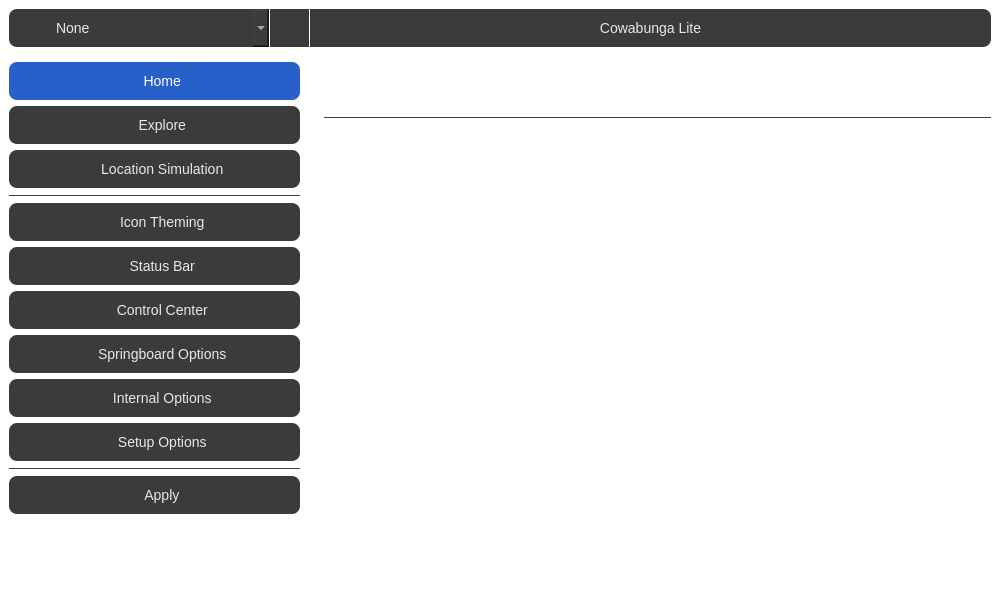
Qt form mainwindow.ui (leminlimez/CowabungaLitePy) before a commit.
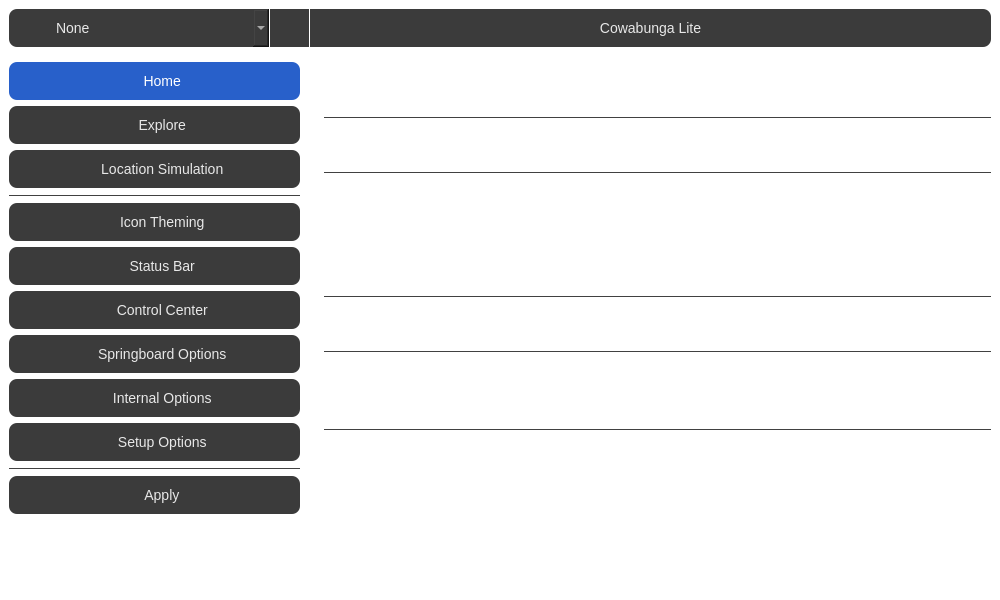
The same form after that commit. The open tabs and pages were chosen to show the change. Icons and pictures are not drawn.

```diff
--- a/mainwindow.ui
+++ b/mainwindow.ui
@@ -3954,6 +3954,24 @@
                    </property>
                   </widget>
                  </item>
+                 <item>
+                  <widget class="Line" name="div">
+                   <property name="enabled">
+                    <bool>false</bool>
+                   </property>
+                   <property name="styleSheet">
+                    <string notr="true">QFrame {
+	color: #414141;
+}</string>
+                   </property>
+                   <property name="frameShadow">
+                    <enum>QFrame::Plain</enum>
+                   </property>
+                   <property name="orientation">
+                    <enum>Qt::Horizontal</enum>
+                   </property>
+                  </widget>
+                 </item>
                  <item>
                   <widget class="QCheckBox" name="metalHUDChk">
                    <property name="text">
@@ -3989,6 +4007,21 @@
                    </property>
                   </widget>
                  </item>
+                 <item>
+                  <widget class="Line" name="line_17">
+                   <property name="styleSheet">
+                    <string notr="true">QFrame {
+	color: #414141;
+}</string>
+                   </property>
+                   <property name="frameShadow">
+                    <enum>QFrame::Plain</enum>
+                   </property>
+                   <property name="orientation">
+                    <enum>Qt::Horizontal</enum>
+                   </property>
+                  </widget>
+                 </item>
                  <item>
                   <widget class="QCheckBox" name="appStoreChk">
                    <property name="text">
@@ -4003,6 +4036,21 @@
                    </property>
                   </widget>
                  </item>
+                 <item>
+                  <widget class="Line" name="line_18">
+                   <property name="styleSheet">
+                    <string notr="true">QFrame {
+	color: #414141;
+}</string>
+                   </property>
+                   <property name="frameShadow">
+                    <enum>QFrame::Plain</enum>
+                   </property>
+                   <property name="orientation">
+                    <enum>Qt::Horizontal</enum>
+                   </property>
+                  </widget>
+                 </item>
                  <item>
                   <widget class="QCheckBox" name="showTouchesChk">
                    <property name="text">
@@ -4024,6 +4072,21 @@
                    </property>
                   </widget>
                  </item>
+                 <item>
+                  <widget class="Line" name="line_19">
+                   <property name="styleSheet">
+                    <string notr="true">QFrame {
+	color: #414141;
+}</string>
+                   </property>
+                   <property name="frameShadow">
+                    <enum>QFrame::Plain</enum>
+                   </property>
+                   <property name="orientation">
+                    <enum>Qt::Horizontal</enum>
+                   </property>
+                  </widget>
+                 </item>
                  <item>
                   <widget class="QCheckBox" name="pasteSoundChk">
                    <property name="text">
```
Left out of the diff: 30 changed lines with no effect on the pictures.
